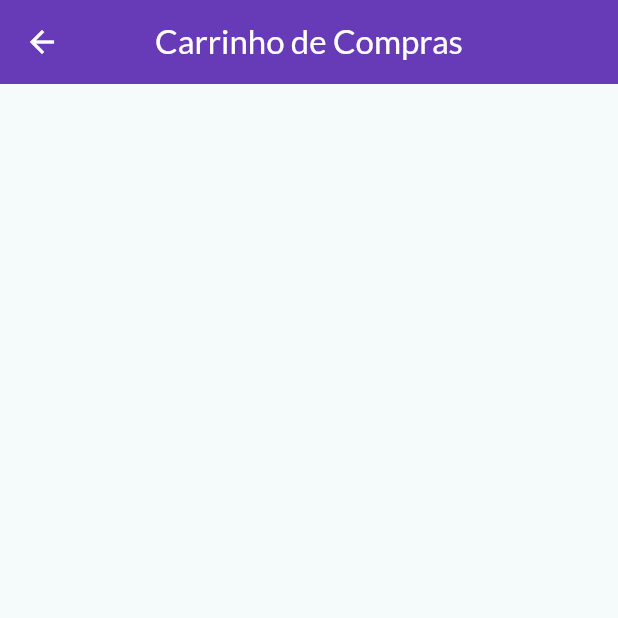
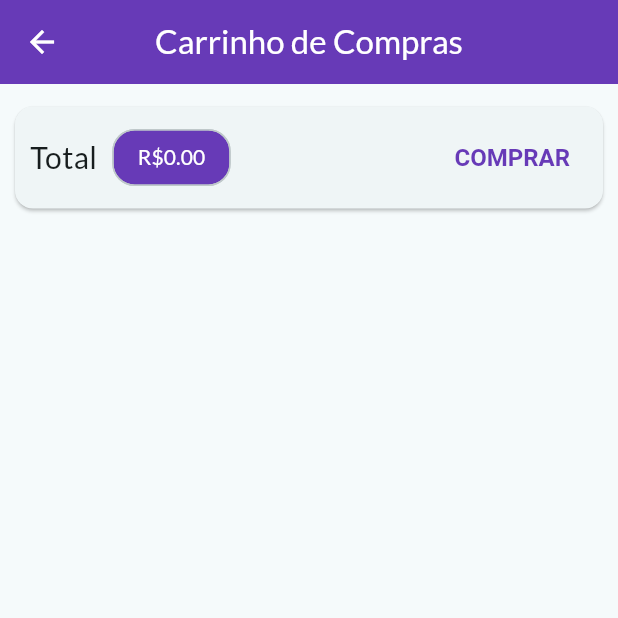
Before and after one commit to mateusalmeiida/shop-flutter, a Flutter app: the CartPage screen opened by its route, on a phone screen of 412 x 824 dp, the top half of it. Run offline on Flutter 3.47's test engine with Material 3 defaults, Android fonts, the phone set to English and light mode, and no system bars; network calls fail.

Commit message:
Adicionado valor total da compra na página do carrinho

```diff
--- a/lib/main.dart
+++ b/lib/main.dart
@@ -31,6 +31,7 @@ class ShopApp extends StatelessWidget {
             colorScheme: ColorScheme.fromSeed(
                 seedColor: Colors.white,
                 primary: Colors.deepPurple,
+                onPrimary: Colors.white,
                 secondary: Colors.deepOrange),
             appBarTheme: AppBarTheme(
               centerTitle: true,
--- a/lib/pages/cart_page.dart
+++ b/lib/pages/cart_page.dart
@@ -1,14 +1,57 @@
 import 'package:flutter/material.dart';
+import 'package:provider/provider.dart';
+import 'package:shop/models/cart.dart';
 
 class CartPage extends StatelessWidget {
   const CartPage({super.key});
 
   @override
   Widget build(BuildContext context) {
+    final Cart cart = Provider.of(context);
+
     return Scaffold(
       appBar: AppBar(
         title: Text('Carrinho de Compras'),
       ),
+      body: Column(
+        children: [
+          Card(
+            margin: EdgeInsets.symmetric(horizontal: 10, vertical: 15),
+            child: Padding(
+              padding: const EdgeInsets.all(10),
+              child: Row(
+                mainAxisAlignment: MainAxisAlignment.spaceBetween,
+                children: [
+                  Text(
+                    'Total',
+                    style: TextStyle(fontSize: 20),
+                  ),
+                  SizedBox(width: 10),
+                  Chip(
+                      shape: RoundedRectangleBorder(
+                          borderRadius: BorderRadius.circular(15)),
+                      backgroundColor: Theme.of(context).colorScheme.primary,
+                      label: Text(
+                        'R\$${cart.totalAmount.toStringAsFixed(2)}',
+                        style: TextStyle(
+                            color: Theme.of(context).colorScheme.onPrimary),
+                      )),
+                  Spacer(),
+                  TextButton(
+                    onPressed: () {},
+                    style: TextButton.styleFrom(
+                        textStyle: TextStyle(
+                            fontSize: 16,
+                            fontWeight: FontWeight.bold,
+                            color: Theme.of(context).colorScheme.primary)),
+                    child: Text('COMPRAR'),
+                  )
+                ],
+              ),
+            ),
+          )
+        ],
+      ),
     );
   }
 }
```
